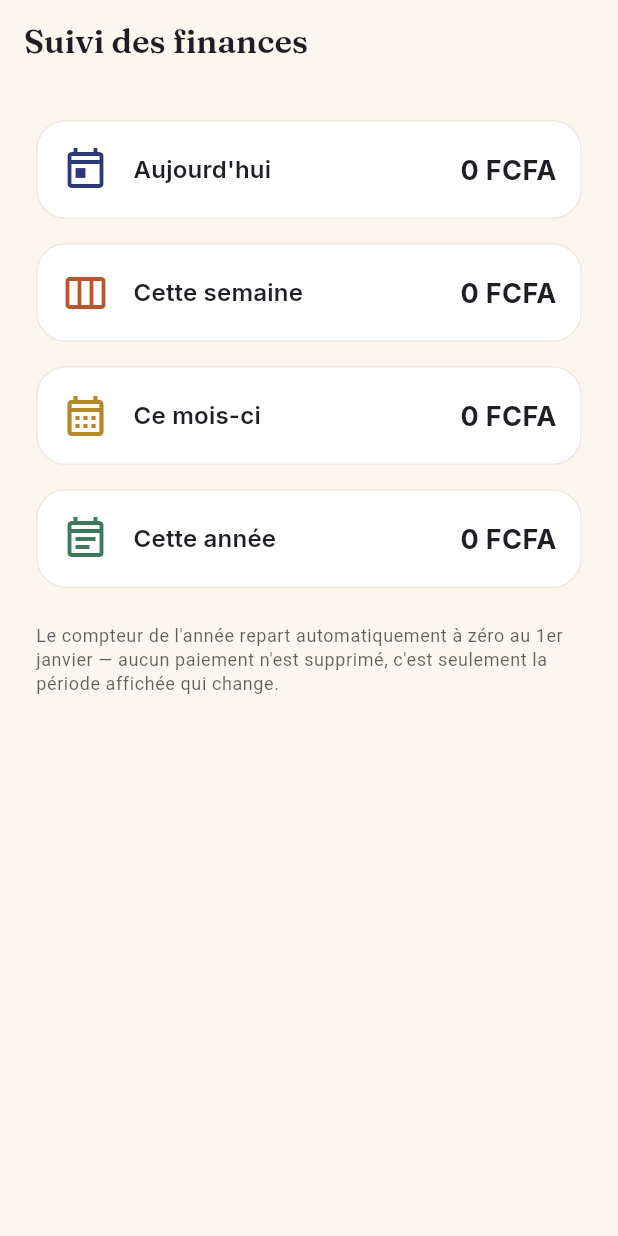
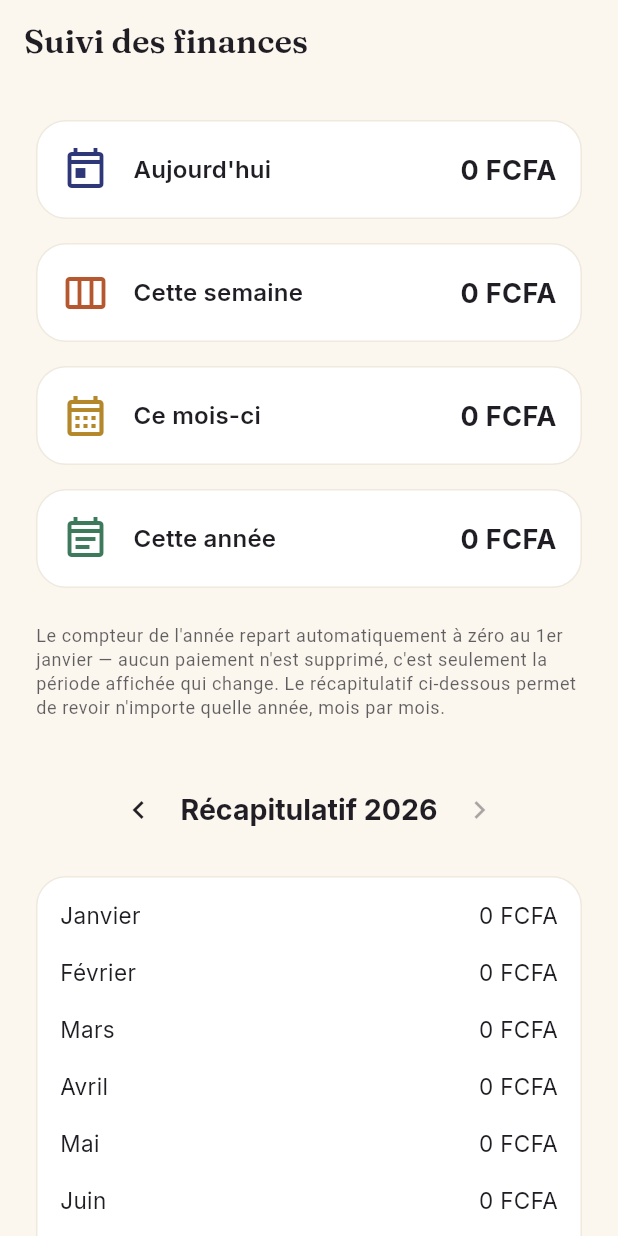
Before and after one commit to ouattaradanou-debug/forevercare-ai, a Flutter app: the SuiviFinancesPage screen opened by its route, on a phone screen of 412 x 824 dp. Run offline on Flutter 3.47's test engine with Material 3 defaults, Android fonts, the phone set to English and light mode, and no system bars; our stand-ins replace cached_network_image, connectivity_plus, drift, drift_flutter, flutter_image_compress, flutter_local_notifications and 7 more; accounts and stored records are empty; generated files the repository leaves out were written again.

Commit message:
Ajouter le récapitulatif mensuel au Suivi des finances
En dessous des totaux jour/semaine/mois/année, un récapitulatif affiche
les recettes des 12 mois d'une année choisie (janvier à décembre), avec
des flèches pour naviguer entre les années. Le mois en cours est mis en
évidence. Permet au tailleur de revoir le détail d'une année complète,
par exemple en fin d'année.

Co-Authored-By: Claude Sonnet 5 <noreply@anthropic.com>
Claude-Session: https://claude.ai/code/session_0124cQpQi64xUE7Fyxipd1VW

```diff
--- a/lib/features/clients/presentation/pages/suivi_finances_page.dart
+++ b/lib/features/clients/presentation/pages/suivi_finances_page.dart
@@ -10,26 +10,42 @@ import '../providers/finances_providers.dart';
 final NumberFormat _formatMontant = NumberFormat.decimalPattern('fr_FR');
 
 /// Suivi des recettes de l'atelier : journalières, hebdomadaires,
-/// mensuelles et annuelles. Calculées à partir de l'historique des
-/// paiements (jamais supprimé) filtré sur la période concernée — le
-/// compteur annuel "se réinitialise" donc tout seul au 1er janvier, sans
-/// aucune action ni perte de données : c'est simplement une nouvelle
-/// période qui commence.
+/// mensuelles et annuelles, plus un récapitulatif mois par mois d'une
+/// année choisie. Calculées à partir de l'historique des paiements
+/// (jamais supprimé) filtré sur la période concernée — le compteur annuel
+/// "se réinitialise" donc tout seul au 1er janvier, sans aucune action ni
+/// perte de données : c'est simplement une nouvelle période qui commence,
+/// et l'année précédente reste consultable dans le récapitulatif.
 ///
 /// Réservée au propriétaire (comme le reste des finances, voir
 /// CarteFinancesClient et PermissionsApprenti) — voir HomePage, qui ne
 /// propose ce bouton que si `estProprietaire`.
-class SuiviFinancesPage extends ConsumerWidget {
+class SuiviFinancesPage extends ConsumerStatefulWidget {
   const SuiviFinancesPage({super.key});
 
-  double _recette(List<Paiement> paiements, DateTime depuis) {
+  @override
+  ConsumerState<SuiviFinancesPage> createState() => _SuiviFinancesPageState();
+}
+
+class _SuiviFinancesPageState extends ConsumerState<SuiviFinancesPage> {
+  late int _anneeAffichee = DateTime.now().year;
+
+  double _recette(
+    List<Paiement> paiements,
+    DateTime depuis, [
+    DateTime? avant,
+  ]) {
     return paiements
-        .where((p) => !p.datePaiement.isBefore(depuis))
+        .where(
+          (p) =>
+              !p.datePaiement.isBefore(depuis) &&
+              (avant == null || p.datePaiement.isBefore(avant)),
+        )
         .fold(0.0, (total, p) => total + p.montant);
   }
 
   @override
-  Widget build(BuildContext context, WidgetRef ref) {
+  Widget build(BuildContext context) {
     final List<Paiement> paiements =
         ref.watch(paiementsAtelierProvider).asData?.value ?? const [];
 
@@ -81,11 +97,105 @@ class SuiviFinancesPage extends ConsumerWidget {
           Text(
             "Le compteur de l'année repart automatiquement à zéro au 1er "
             "janvier — aucun paiement n'est supprimé, c'est seulement la "
-            'période affichée qui change.',
+            'période affichée qui change. Le récapitulatif ci-dessous '
+            "permet de revoir n'importe quelle année, mois par mois.",
             style: Theme.of(context).textTheme.bodySmall?.copyWith(
               color: Theme.of(
                 context,
               ).colorScheme.onSurface.withValues(alpha: 0.7),
+            ),
+          ),
+          const SizedBox(height: AppSpacing.xl),
+          Row(
+            mainAxisAlignment: MainAxisAlignment.center,
+            children: [
+              IconButton(
+                onPressed: () => setState(() => _anneeAffichee--),
+                icon: const Icon(Icons.chevron_left),
+              ),
+              Text(
+                'Récapitulatif $_anneeAffichee',
+                style: Theme.of(context).textTheme.titleLarge,
+              ),
+              IconButton(
+                onPressed: _anneeAffichee >= maintenant.year
+                    ? null
+                    : () => setState(() => _anneeAffichee++),
+                icon: const Icon(Icons.chevron_right),
+              ),
+            ],
+          ),
+          const SizedBox(height: AppSpacing.m),
+          Card(
+            child: Padding(
+              padding: const EdgeInsets.symmetric(
+                horizontal: AppSpacing.m,
+                vertical: AppSpacing.s,
+              ),
+              child: Column(
+                children: [
+                  for (int mois = 1; mois <= 12; mois++)
+                    _LigneMois(
+                      annee: _anneeAffichee,
+                      mois: mois,
+                      montant: _recette(
+                        paiements,
+                        DateTime(_anneeAffichee, mois, 1),
+                        DateTime(_anneeAffichee, mois + 1, 1),
+                      ),
+                      estMoisCourant:
+                          _anneeAffichee == maintenant.year &&
+                          mois == maintenant.month,
+                    ),
+                ],
+              ),
+            ),
+          ),
+        ],
+      ),
+    );
+  }
+}
+
+class _LigneMois extends StatelessWidget {
+  const _LigneMois({
+    required this.annee,
+    required this.mois,
+    required this.montant,
+    required this.estMoisCourant,
+  });
+
+  final int annee;
+  final int mois;
+  final double montant;
+  final bool estMoisCourant;
+
+  @override
+  Widget build(BuildContext context) {
+    final String nomMois = DateFormat(
+      'MMMM',
+      'fr_FR',
+    ).format(DateTime(annee, mois));
+    final String nomMoisCapitalise =
+        nomMois[0].toUpperCase() + nomMois.substring(1);
+
+    return Padding(
+      padding: const EdgeInsets.symmetric(vertical: AppSpacing.s),
+      child: Row(
+        mainAxisAlignment: MainAxisAlignment.spaceBetween,
+        children: [
+          Text(
+            nomMoisCapitalise,
+            style: TextStyle(
+              fontWeight: estMoisCourant ? FontWeight.w700 : FontWeight.w400,
+              color: estMoisCourant ? AppColors.terracotta600 : null,
+            ),
+          ),
+          Text(
+            '${_formatMontant.format(montant)} FCFA',
+            style: TextStyle(
+              fontWeight: estMoisCourant ? FontWeight.w700 : FontWeight.w400,
+              color: estMoisCourant ? AppColors.terracotta600 : null,
             ),
           ),
         ],
```
